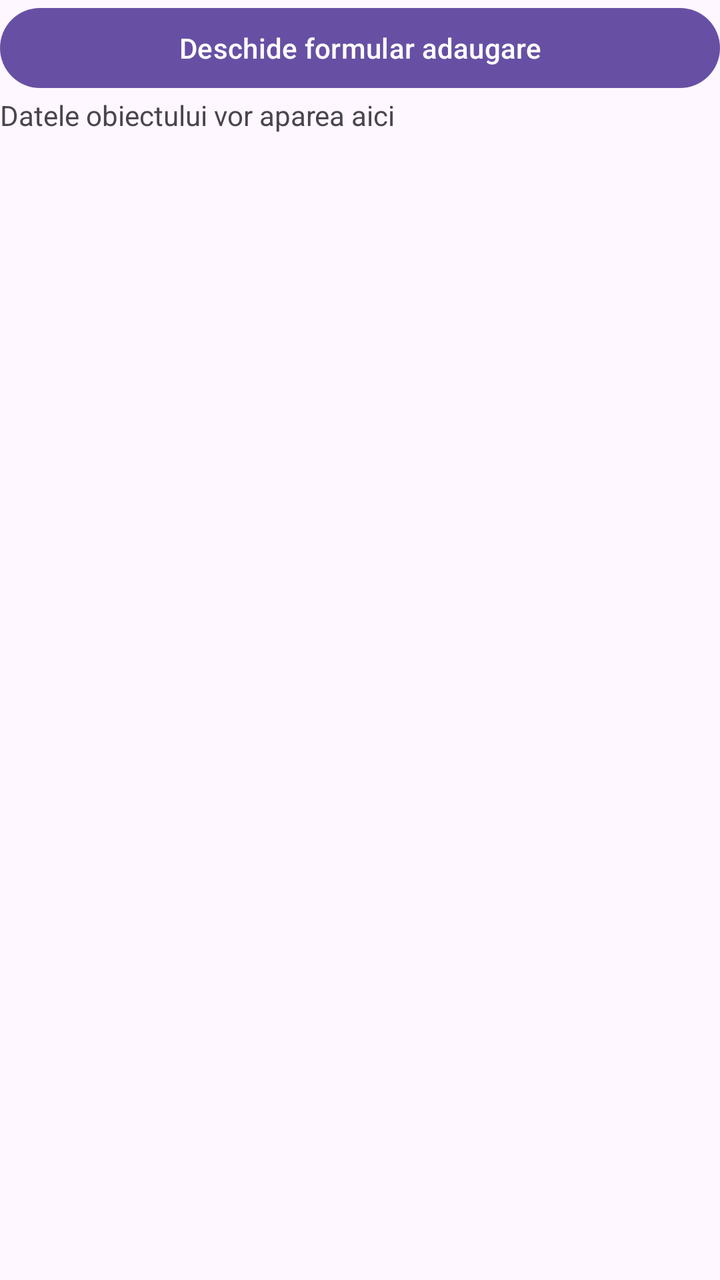
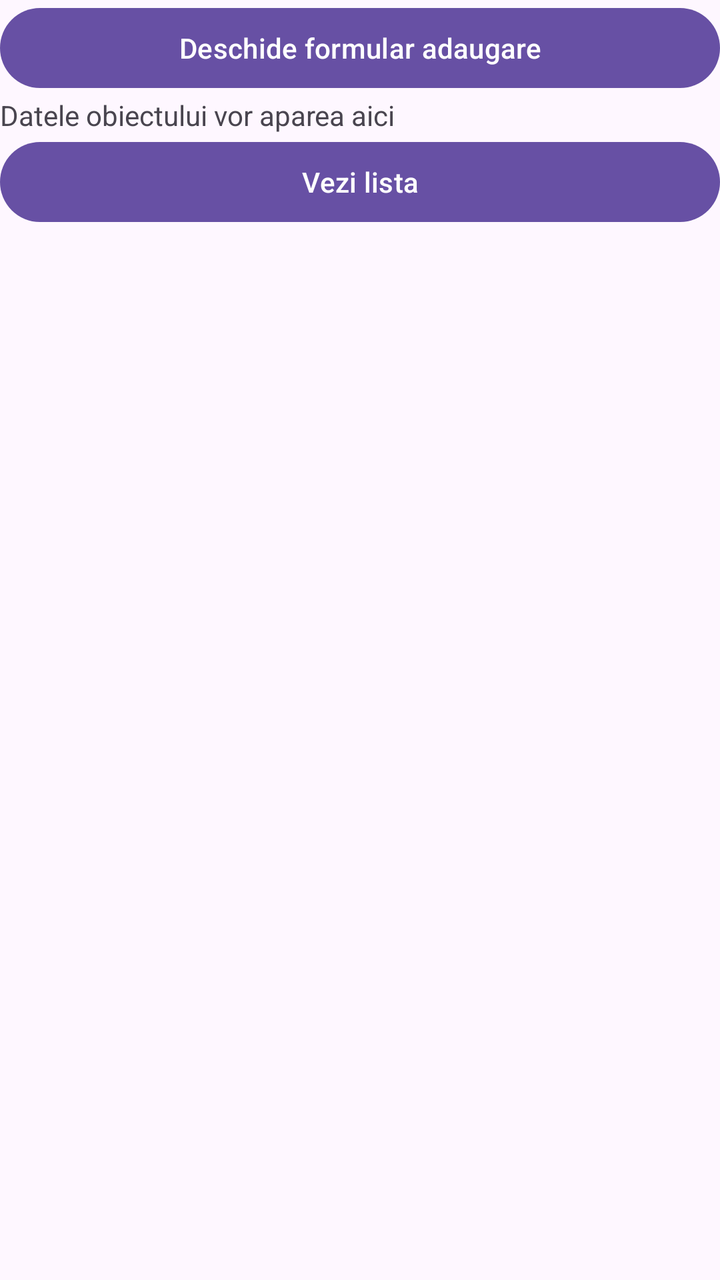

Before-and-after screenshots of an Android layout around one commit, followed by the original layout XML and the change that was made.
<!-- AndroidManifest.xml: application theme Theme.Ilie_Victor_ActivitateDAM2026 -->
<!-- res/layout/activity_main.xml -->
<?xml version="1.0" encoding="utf-8"?>
<LinearLayout xmlns:android="http://schemas.android.com/apk/res/android"
    xmlns:app="http://schemas.android.com/apk/res-auto"
    xmlns:tools="http://schemas.android.com/tools"
    android:id="@+id/main"
    android:layout_width="match_parent"
    android:layout_height="match_parent"
    android:orientation="vertical"
    tools:context=".MainActivity">

    <Button
        android:id="@+id/button"
        android:layout_width="match_parent"
        android:layout_height="wrap_content"
        android:text="@string/deschide_formular_adaugare" />

    <TextView
        android:id="@+id/textView"
        android:layout_width="match_parent"
        android:layout_height="wrap_content"
        android:text="@string/datele_obiectului_vor_aparea_aici" />

</LinearLayout>
<!-- resources referenced by this layout -->
<resources>
  <string name="datele_obiectului_vor_aparea_aici">Datele obiectului vor aparea aici</string>
  <string name="deschide_formular_adaugare">Deschide formular adaugare</string>
  <style name="Theme.Ilie_Victor_ActivitateDAM2026" parent="Base.Theme.Ilie_Victor_ActivitateDAM2026" />
  <style name="Base.Theme.Ilie_Victor_ActivitateDAM2026" parent="Theme.Material3.DayNight.NoActionBar">
          
          
      </style>
</resources>

<!-- the commit's change to res/layout/activity_main.xml (unified diff, before → after) -->
@@ -20,4 +20,10 @@
         android:layout_height="wrap_content"
         android:text="@string/datele_obiectului_vor_aparea_aici" />
 
+    <Button
+        android:id="@+id/btnLista"
+        android:layout_width="match_parent"
+        android:layout_height="wrap_content"
+        android:text="@string/vezi_lista" />
+
 </LinearLayout>
<!-- resource entries referenced after the edit -->
@@ -2,6 +2,7 @@
 <resources>
   <string name="datele_obiectului_vor_aparea_aici">Datele obiectului vor aparea aici</string>
   <string name="deschide_formular_adaugare">Deschide formular adaugare</string>
+  <string name="vezi_lista">Vezi lista</string>
   <style name="Theme.Ilie_Victor_ActivitateDAM2026" parent="Base.Theme.Ilie_Victor_ActivitateDAM2026" />
   <style name="Base.Theme.Ilie_Victor_ActivitateDAM2026" parent="Theme.Material3.DayNight.NoActionBar">
           
